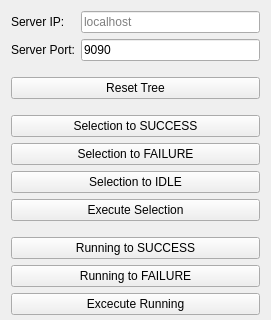
Old version of the form bt_editor/sidepanel_interpreter.ui in the repository Affonso-Gui/Groot; both pictures show x 0 to 271 and y 0 to 320 of the 271 by 516 pixel window.
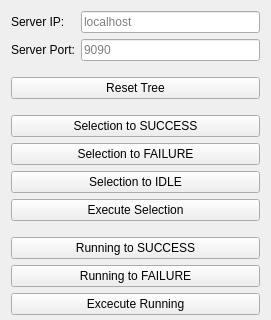
New version of the form.

```diff
--- a/bt_editor/sidepanel_interpreter.ui
+++ b/bt_editor/sidepanel_interpreter.ui
@@ -60,6 +60,9 @@
        <item row="1" column="1">
         <widget class="QLineEdit" name="lineEdit_server">
          <property name="text">
+          <string/>
+         </property>
+         <property name="placeholderText">
           <string>9090</string>
          </property>
         </widget>
```
